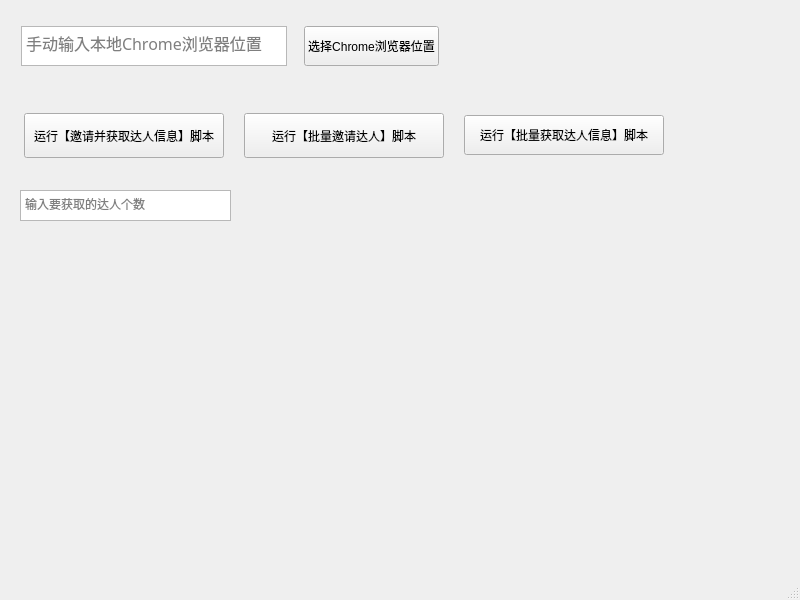
This is douyin.ui in LiuYgG/douyin_i as Qt 5 draws it before an edit. The edited form follows.
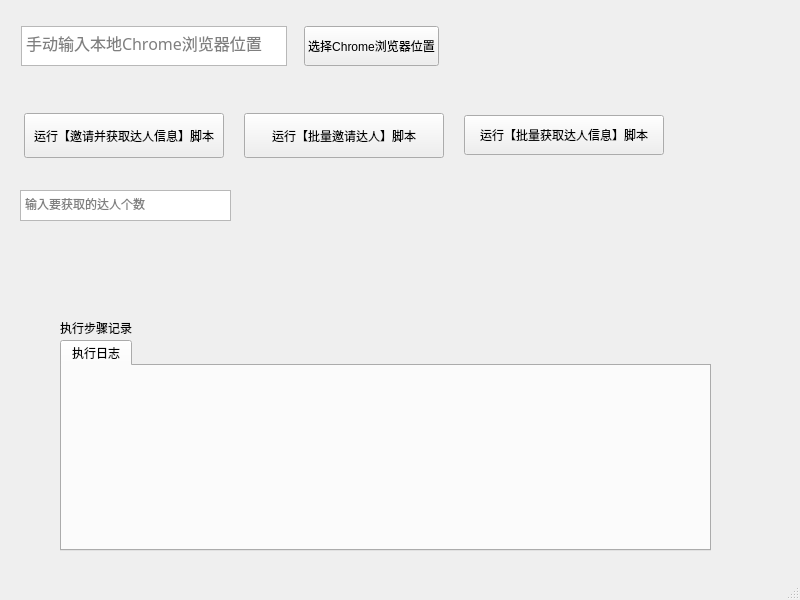
This is the edited form.

Diff of the .ui file:
```diff
--- a/douyin.ui
+++ b/douyin.ui
@@ -129,6 +129,49 @@
      <string>输入要获取的达人个数</string>
     </property>
    </widget>
+   <widget class="QWidget" name="verticalLayoutWidget">
+    <property name="geometry">
+     <rect>
+      <x>60</x>
+      <y>340</y>
+      <width>651</width>
+      <height>211</height>
+     </rect>
+    </property>
+    <layout class="QVBoxLayout" name="verticalLayout">
+     <item>
+      <widget class="QTabWidget" name="tabWidget">
+       <property name="enabled">
+        <bool>true</bool>
+       </property>
+       <property name="currentIndex">
+        <number>0</number>
+       </property>
+       <widget class="QWidget" name="widget">
+        <attribute name="title">
+         <string>执行日志</string>
+        </attribute>
+       </widget>
+      </widget>
+     </item>
+    </layout>
+   </widget>
+   <widget class="QLabel" name="label">
+    <property name="geometry">
+     <rect>
+      <x>60</x>
+      <y>320</y>
+      <width>101</width>
+      <height>16</height>
+     </rect>
+    </property>
+    <property name="text">
+     <string>执行步骤记录</string>
+    </property>
+    <property name="textFormat">
+     <enum>Qt::PlainText</enum>
+    </property>
+   </widget>
   </widget>
   <widget class="QMenuBar" name="menubar">
    <property name="geometry">
```
